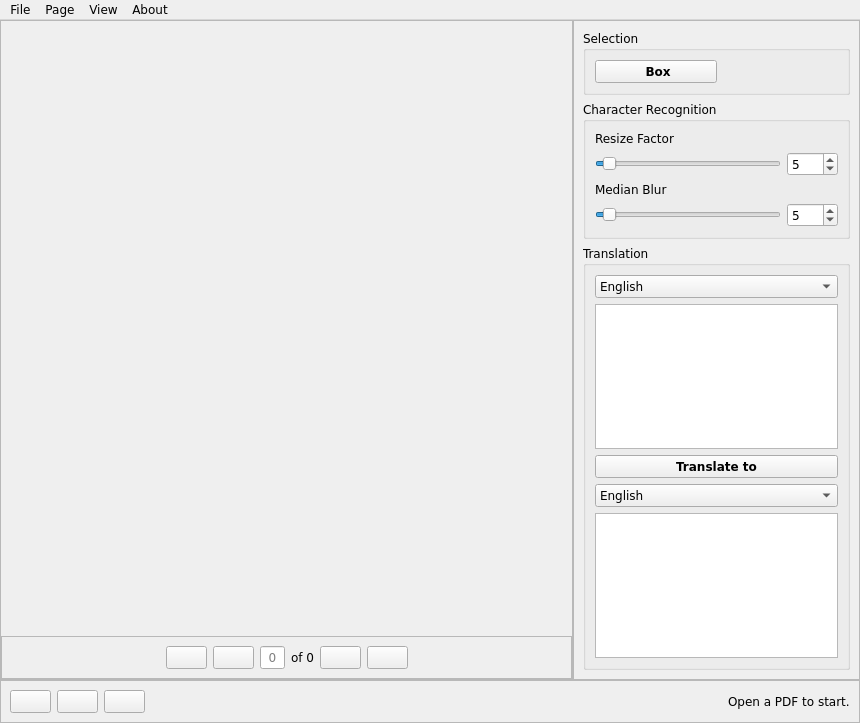
kylekce/Comic-Lens, file comic-lens/form.ui: the form before one commit.
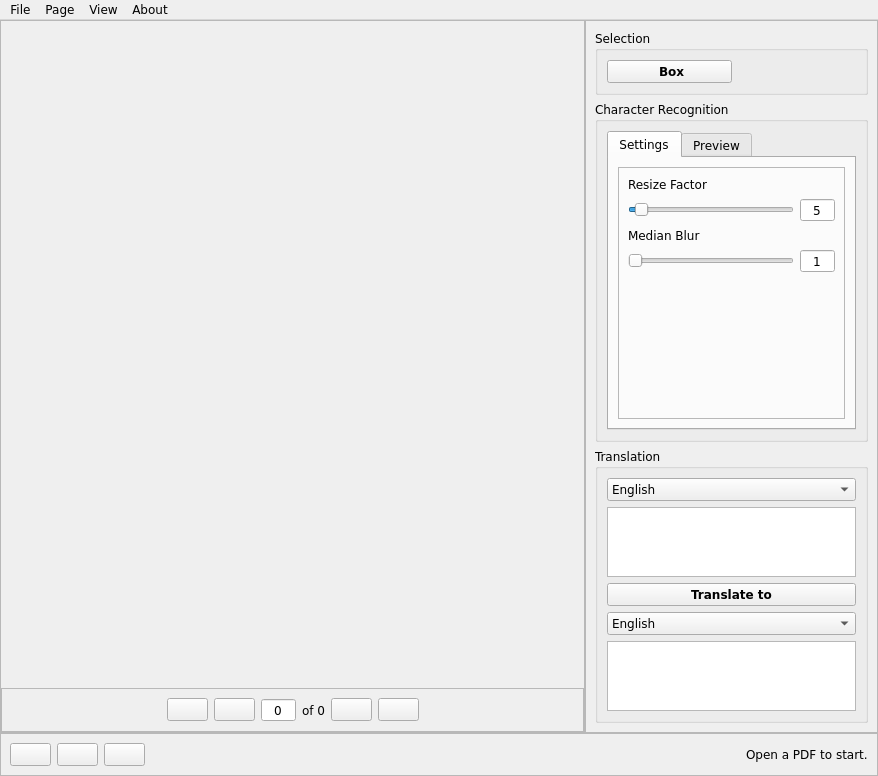
The form after the commit. The open tabs and pages were chosen to show the change. Icons and pictures are not drawn.

The edit to the form file:
```diff
--- a/comic-lens/form.ui
+++ b/comic-lens/form.ui
@@ -6,8 +6,8 @@
    <rect>
     <x>0</x>
     <y>0</y>
-    <width>860</width>
-    <height>723</height>
+    <width>878</width>
+    <height>776</height>
    </rect>
   </property>
   <property name="sizePolicy">
@@ -165,30 +165,27 @@
                  </widget>
                 </item>
                 <item>
-                 <widget class="QLineEdit" name="page_line_edit">
+                 <widget class="QSpinBox" name="page_spin_box">
                   <property name="sizePolicy">
-                   <sizepolicy hsizetype="Fixed" vsizetype="Fixed">
+                   <sizepolicy hsizetype="Minimum" vsizetype="Fixed">
                     <horstretch>0</horstretch>
                     <verstretch>0</verstretch>
                    </sizepolicy>
                   </property>
-                  <property name="maximumSize">
-                   <size>
-                    <width>25</width>
-                    <height>16777215</height>
-                   </size>
-                  </property>
-                  <property name="toolTip">
-                   <string>Current page number</string>
-                  </property>
-                  <property name="autoFillBackground">
-                   <bool>false</bool>
-                  </property>
                   <property name="alignment">
                    <set>Qt::AlignCenter</set>
                   </property>
-                  <property name="placeholderText">
-                   <string>0</string>
+                  <property name="buttonSymbols">
+                   <enum>QAbstractSpinBox::NoButtons</enum>
+                  </property>
+                  <property name="suffix">
+                   <string/>
+                  </property>
+                  <property name="prefix">
+                   <string/>
+                  </property>
+                  <property name="maximum">
+                   <number>999</number>
                   </property>
                  </widget>
                 </item>
@@ -275,7 +272,10 @@
           <property name="frameShadow">
            <enum>QFrame::Raised</enum>
           </property>
-          <layout class="QVBoxLayout" name="verticalLayout_2">
+          <layout class="QVBoxLayout" name="verticalLayout_2" stretch="0,2,1">
+           <property name="sizeConstraint">
+            <enum>QLayout::SetMaximumSize</enum>
+           </property>
            <item>
             <widget class="QGroupBox" name="groupBox_2">
              <property name="font">
@@ -346,6 +346,25 @@
              </property>
              <layout class="QVBoxLayout" name="verticalLayout_4">
               <item>
+               <widget class="QTabWidget" name="tabWidget">
+                <property name="currentIndex">
+                 <number>1</number>
+                </property>
+                <widget class="QWidget" name="tab">
+                 <attribute name="title">
+                  <string>Settings</string>
+                 </attribute>
+                 <layout class="QVBoxLayout" name="verticalLayout_6">
+                  <item>
+                   <widget class="QFrame" name="frame">
+                    <property name="frameShape">
+                     <enum>QFrame::StyledPanel</enum>
+                    </property>
+                    <property name="frameShadow">
+                     <enum>QFrame::Raised</enum>
+                    </property>
+                    <layout class="QVBoxLayout" name="verticalLayout_7">
+                     <item>
                <widget class="QLabel" name="label">
                 <property name="toolTip">
                  <string/>
@@ -378,6 +397,12 @@
                 </item>
                 <item>
                  <widget class="QSpinBox" name="resize_factor_box">
+                         <property name="alignment">
+                          <set>Qt::AlignCenter</set>
+                         </property>
+                         <property name="buttonSymbols">
+                          <enum>QAbstractSpinBox::NoButtons</enum>
+                         </property>
                   <property name="specialValueText">
                    <string/>
                   </property>
@@ -421,7 +446,7 @@
                    <number>100</number>
                   </property>
                   <property name="value">
-                   <number>5</number>
+                          <number>1</number>
                   </property>
                   <property name="orientation">
                    <enum>Qt::Horizontal</enum>
@@ -430,6 +455,12 @@
                 </item>
                 <item>
                  <widget class="QSpinBox" name="median_blur_box">
+                         <property name="alignment">
+                          <set>Qt::AlignCenter</set>
+                         </property>
+                         <property name="buttonSymbols">
+                          <enum>QAbstractSpinBox::NoButtons</enum>
+                         </property>
                   <property name="minimum">
                    <number>1</number>
                   </property>
@@ -437,11 +468,70 @@
                    <number>100</number>
                   </property>
                   <property name="value">
-                   <number>5</number>
+                          <number>1</number>
                   </property>
                  </widget>
                 </item>
                </layout>
+                     </item>
+                     <item>
+                      <spacer name="verticalSpacer">
+                       <property name="orientation">
+                        <enum>Qt::Vertical</enum>
+                       </property>
+                       <property name="sizeHint" stdset="0">
+                        <size>
+                         <width>20</width>
+                         <height>40</height>
+                        </size>
+                       </property>
+                      </spacer>
+                     </item>
+                    </layout>
+                   </widget>
+                  </item>
+                 </layout>
+                </widget>
+                <widget class="QWidget" name="tab_2">
+                 <attribute name="title">
+                  <string>Preview</string>
+                 </attribute>
+                 <layout class="QVBoxLayout" name="verticalLayout_8">
+                  <item>
+                   <widget class="QScrollArea" name="scrollArea">
+                    <property name="widgetResizable">
+                     <bool>true</bool>
+                    </property>
+                    <widget class="QWidget" name="scrollAreaWidgetContents">
+                     <property name="geometry">
+                      <rect>
+                       <x>0</x>
+                       <y>0</y>
+                       <width>208</width>
+                       <height>146</height>
+                      </rect>
+                     </property>
+                     <layout class="QVBoxLayout" name="verticalLayout_9">
+                      <item>
+                       <widget class="QLabel" name="screenshot_preview_label">
+                        <property name="sizePolicy">
+                         <sizepolicy hsizetype="Expanding" vsizetype="Expanding">
+                          <horstretch>0</horstretch>
+                          <verstretch>0</verstretch>
+                         </sizepolicy>
+                        </property>
+                        <property name="text">
+                         <string/>
+                        </property>
+                       </widget>
+                      </item>
+                     </layout>
+                    </widget>
+                   </widget>
+                  </item>
+                 </layout>
+                </widget>
+               </widget>
               </item>
              </layout>
             </widget>
@@ -711,7 +801,7 @@
     <rect>
      <x>0</x>
      <y>0</y>
-     <width>860</width>
+     <width>878</width>
      <height>23</height>
     </rect>
    </property>
```
Left out of the diff: 14 changed lines with no effect on the pictures. Lines whose indentation alone changed are shown as unchanged.
